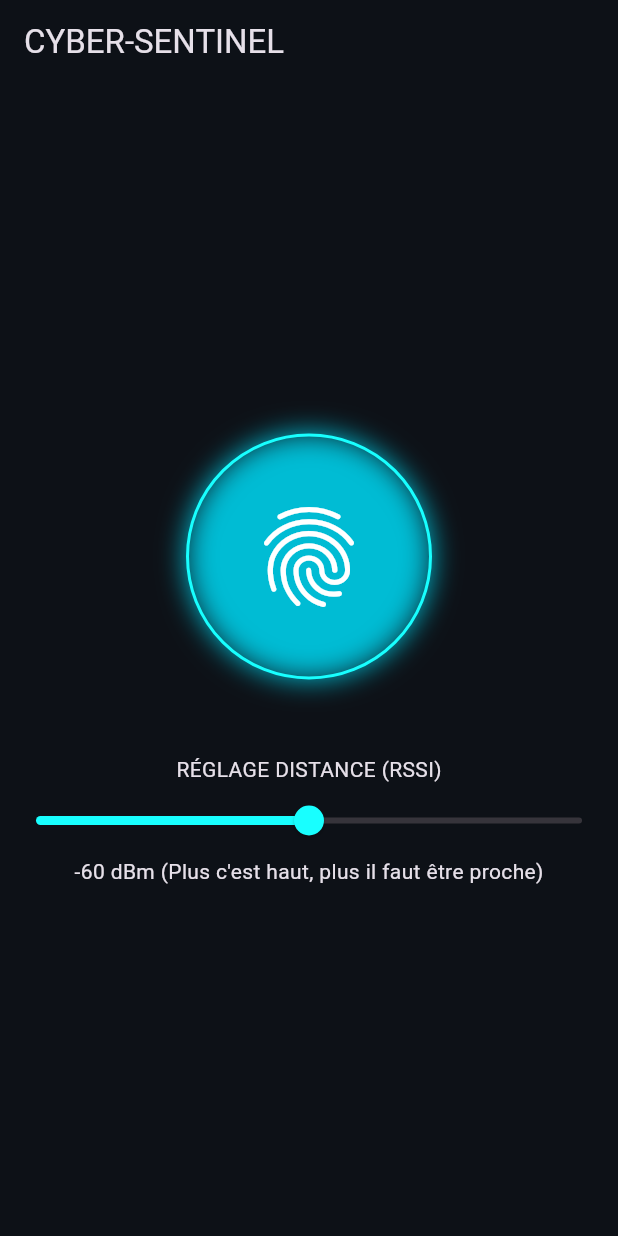
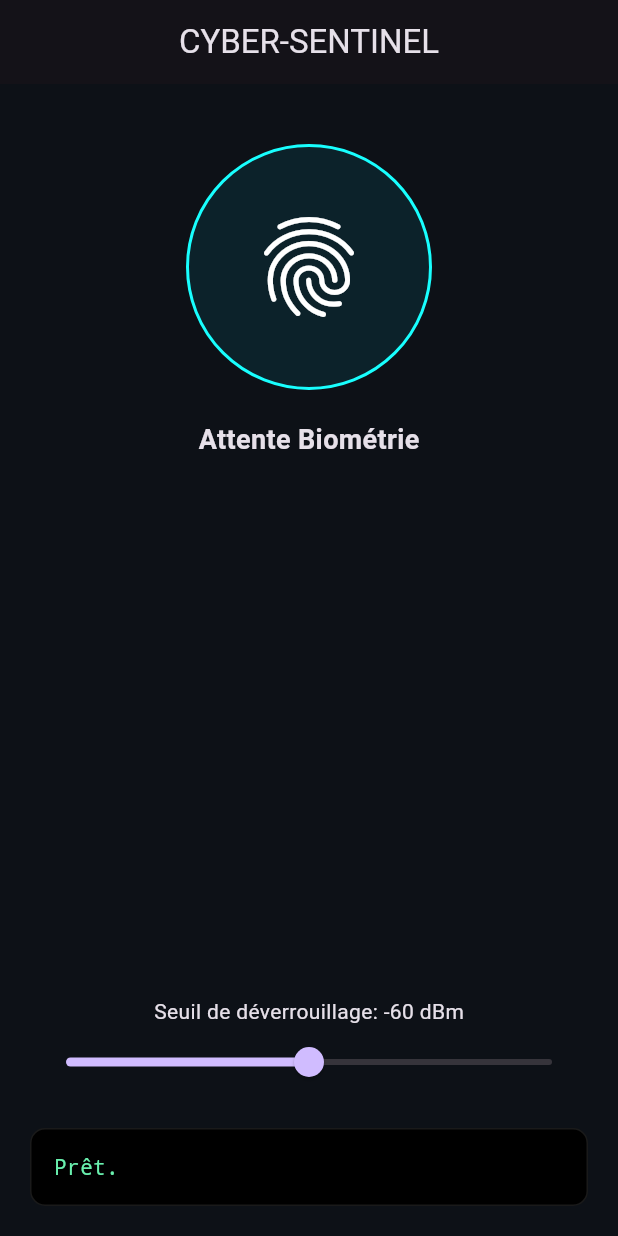
Before and after one commit to Pr1me000/AegisLock_mobile, a Flutter app: the screen it shows after launch, after a tap on the "fingerprint" icon, on a phone screen of 412 x 824 dp. Run offline on Flutter 3.47's test engine with Material 3 defaults, Android fonts, the light colour scheme and no system bars; our stand-ins replace flutter_blue_plus, local_auth.

```diff
--- a/lib/main.dart
+++ b/lib/main.dart
@@ -1,6 +1,7 @@
+import 'dart:async';
 import 'package:flutter/material.dart';
-import 'package:local_auth/local_auth.dart'; // Biométrie
-import 'package:flutter_blue_plus/flutter_blue_plus.dart'; // Bluetooth
+import 'package:local_auth/local_auth.dart';
+import 'package:flutter_blue_plus/flutter_blue_plus.dart';
 
 void main() => runApp(const CyberSentinelApp());
 
@@ -12,7 +13,7 @@ class CyberSentinelApp extends StatelessWidget {
     return MaterialApp(
       debugShowCheckedModeBanner: false,
       theme: ThemeData.dark().copyWith(
-        scaffoldBackgroundColor: const Color(0xFF0D1117), // Look "Hacker" sombre
+        scaffoldBackgroundColor: const Color(0xFF0D1117),
       ),
       home: const Dashboard(),
     );
@@ -28,75 +29,153 @@ class Dashboard extends StatefulWidget {
 
 class _DashboardState extends State<Dashboard> {
   final LocalAuthentication auth = LocalAuthentication();
+
+  // VARIABLES DE CONTROLE
+  bool _isAuthenticated = false;
   bool _isScanning = false;
-  double _rssiLimit = -60.0; // Ton curseur de distance
+  double _rssiLimit = -60.0;
+  String _status = "Attente Biométrie";
+  String _debugLog = "Prêt.";
 
-  // FONCTION CYBER 1 : Authentification Biométrique
+  // FILTRE DE SIGNAL
+  List<int> _rssiHistory = [];
+  final String _targetMac = "60:FF:9E:4A:C7:59";
+
+  StreamSubscription<List<ScanResult>>? _scanSubscription;
+
+  // NETTOYAGE DE LA MÉMOIRE (Unique)
+  @override
+  void dispose() {
+    _scanSubscription?.cancel();
+    FlutterBluePlus.stopScan();
+    super.dispose();
+  }
+
+  // 1. AUTHENTIFICATION
   Future<void> _checkBiometrics() async {
-    bool authenticated = false;
     try {
-      authenticated = await auth.authenticate(
-        localizedReason: 'Scannez votre empreinte pour déverrouiller le PC',
-        options: const AuthenticationOptions(biometricOnly: true),
+      bool authenticated = await auth.authenticate(
+        localizedReason: 'Accès au PC sécurisé',
+        options: const AuthenticationOptions(biometricOnly: true, stickyAuth: true),
       );
-    } catch (e) { print(e); }
 
       if (authenticated) {
-      _startSecureScan(); // Si OK, on lance la détection Bluetooth
+        setState(() {
+          _isAuthenticated = true;
+          _status = "Authentifié - Scan en cours...";
+        });
+        _startSecureScan();
+      }
+    } catch (e) {
+      setState(() => _debugLog = "Erreur Bio: $e");
     }
   }
 
-  // FONCTION CYBER 2 : Scan BLE (Recherche du PC)
-  void _startSecureScan() {
-    setState(() => _isScanning = true);
-    FlutterBluePlus.startScan(timeout: const Duration(seconds: 5));
+  // 2. SCAN & FILTRAGE
+  void _startSecureScan() async {
+    await FlutterBluePlus.stopScan();
+    await _scanSubscription?.cancel();
 
-    // On écoute les périphériques autour
-    FlutterBluePlus.scanResults.listen((results) {
+    setState(() {
+      _isScanning = true;
+      _debugLog = "Recherche de : $_targetMac";
+    });
+
+    FlutterBluePlus.startScan(timeout: null);
+
+    _scanSubscription = FlutterBluePlus.scanResults.listen((results) {
       for (ScanResult r in results) {
-        // Remplace par le nom Bluetooth de ton PC pour le test
-        if (r.device.platformName == "TON_NOM_DE_PC") {
-          print("PC Trouvé ! Signal : ${r.rssi} dBm");
-          if (r.rssi > _rssiLimit) {
-            print("Action : Envoyer Clé de Déverrouillage");
+        if (r.device.remoteId.toString().toUpperCase() == _targetMac) {
+          _handleSignal(r.rssi);
         }
       }
+    });
   }
+
+  void _handleSignal(int currentRssi) {
+    setState(() {
+      _rssiHistory.add(currentRssi);
+      if (_rssiHistory.length > 10) _rssiHistory.removeAt(0);
+
+      double average = _rssiHistory.reduce((a, b) => a + b) / _rssiHistory.length;
+
+      _debugLog = "Signal Brut: $currentRssi dBm | Moyenne: ${average.toStringAsFixed(1)}";
+
+      if (average > _rssiLimit) {
+        _status = "À PORTÉE (PC Déverrouillé)";
+      } else {
+        _status = "HORS PORTÉE (Verrouillage...)";
+      }
+    });
+  }
+
+  @override
+  void initState() {
+    super.initState();
+    WidgetsBinding.instance.addPostFrameCallback((_) {
+      _checkBiometrics();
       });
   }
 
   @override
   Widget build(BuildContext context) {
     return Scaffold(
-      appBar: AppBar(title: const Text("CYBER-SENTINEL"), backgroundColor: Colors.transparent),
-      body: Center(
-        child: Column(
-          mainAxisAlignment: MainAxisAlignment.center,
+      appBar: AppBar(title: const Text("CYBER-SENTINEL"), centerTitle: true),
+      body: Column(
         children: [
-            // Indicateur Visuel Central
-            GestureDetector(
+          const SizedBox(height: 40),
+          Center(
+            child: GestureDetector(
               onTap: _checkBiometrics,
               child: Container(
                 padding: const EdgeInsets.all(40),
                 decoration: BoxDecoration(
                   shape: BoxShape.circle,
-                  border: Border.all(color: Colors.cyanAccent, width: 2),
-                  boxShadow: const [BoxShadow(color: Colors.cyan, blurRadius: 15)],
-                ),
-                child: const Icon(Icons.fingerprint, size: 80, color: Colors.white),
+                  color: _isAuthenticated ? Colors.green.withOpacity(0.1) : Colors.cyan.withOpacity(0.1),
+                  border: Border.all(
+                    color: _isAuthenticated ? Colors.greenAccent : Colors.cyanAccent,
+                    width: 2
                   ),
                 ),
-            const SizedBox(height: 50),
-            const Text("RÉGLAGE DISTANCE (RSSI)"),
+                child: Icon(
+                  _isAuthenticated ? Icons.security : Icons.fingerprint,
+                  size: 80,
+                  color: Colors.white
+                ),
+              ),
+            ),
+          ),
+          const SizedBox(height: 20),
+          Text(_status, style: const TextStyle(fontSize: 18, fontWeight: FontWeight.bold)),
+          const Spacer(),
+          Padding(
+            padding: const EdgeInsets.symmetric(horizontal: 20),
+            child: Column(
+              children: [
+                Text("Seuil de déverrouillage: ${_rssiLimit.toInt()} dBm"),
                 Slider(
                   value: _rssiLimit,
                   min: -100, max: -20,
-              activeColor: Colors.cyanAccent,
                   onChanged: (val) => setState(() => _rssiLimit = val),
                 ),
-            Text("${_rssiLimit.toInt()} dBm (Plus c'est haut, plus il faut être proche)"),
               ],
             ),
+          ),
+          Container(
+            width: double.infinity,
+            padding: const EdgeInsets.all(15),
+            margin: const EdgeInsets.all(20),
+            decoration: BoxDecoration(
+              color: Colors.black,
+              borderRadius: BorderRadius.circular(10),
+              border: Border.all(color: Colors.white10)
+            ),
+            child: Text(
+              _debugLog,
+              style: const TextStyle(fontFamily: 'monospace', color: Colors.greenAccent),
+            ),
+          ),
+        ],
       ),
     );
   }
--- a/pubspec.yaml
+++ b/pubspec.yaml
@@ -11,3 +11,4 @@ dependencies:
   local_auth: ^2.1.6
   flutter_blue_plus: ^1.31.0
   cupertino_icons: ^1.0.6
+  shared_preferences: ^2.2.2
```
Also changed, not shown: pubspec.lock, 3 other files. Lines whose indentation alone changed are shown as unchanged.
